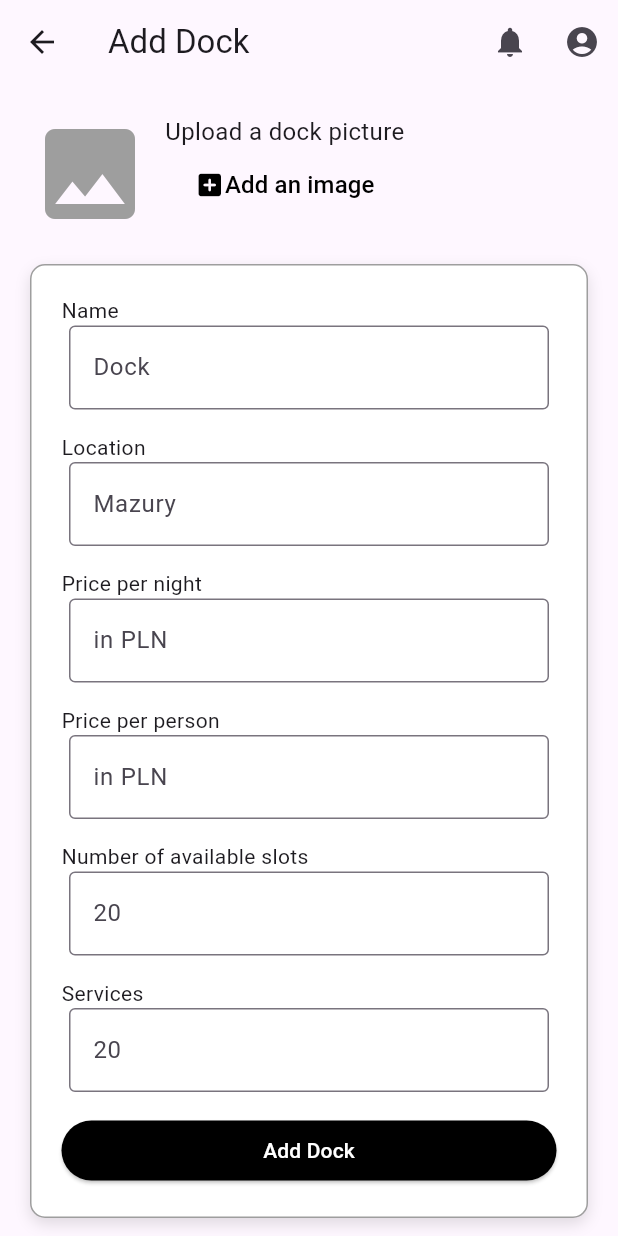
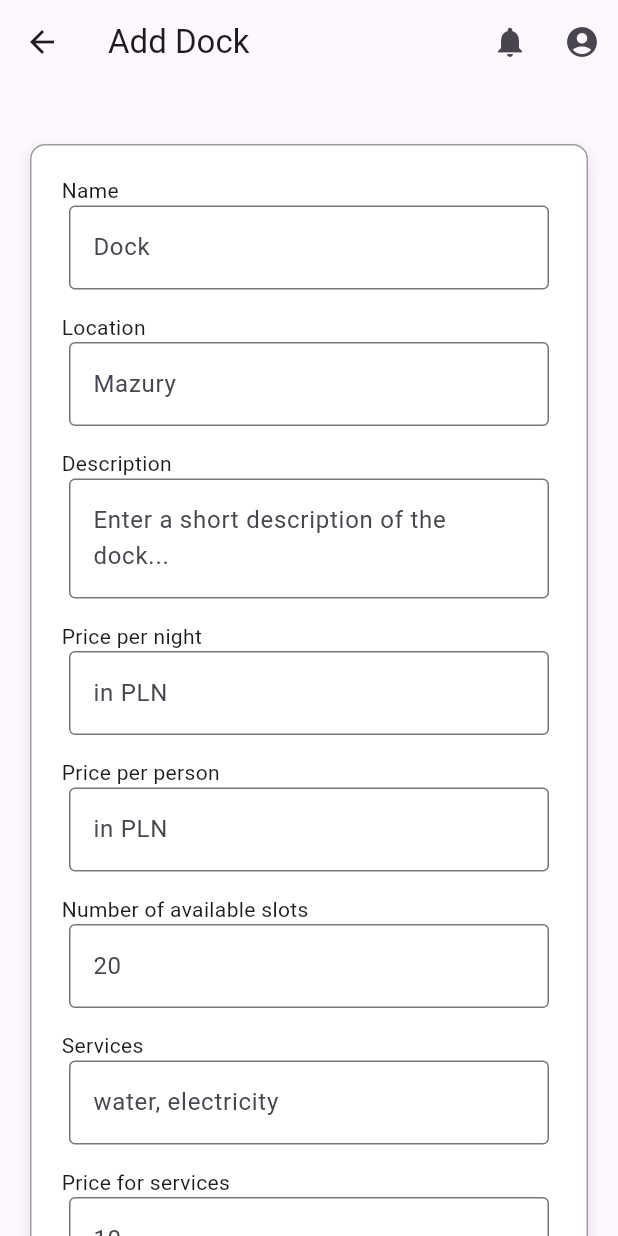
Before and after one commit to SE2-GMMWZ/mobile-frontend, a Flutter app: the MyDocksPage screen opened directly, after a tap on "Add Dock", on a phone screen of 412 x 824 dp. Run offline on Flutter 3.47's test engine with Material 3 defaults, Android fonts, the light colour scheme and no system bars; our stand-ins replace cookie_jar, dio, dio_cookie_manager, shared_preferences; missing offline and left inert: flutter_stripe; accounts and stored records are empty.

Commit message:
dock owner: adding dock (#8)
Co-authored-by: polatoja <127290541+polatoja@users.noreply.github.com>

```diff
--- a/lib/auth/register_page.dart
+++ b/lib/auth/register_page.dart
@@ -44,6 +44,7 @@ class _RegisterPageState extends State<RegisterPage> {
       email: _emailController.text.trim(),
       phone: _phoneController.text.trim(),
       role: _selectedType,
+      id: ""
     );
 
     final success = await ApiService().register(newUser, _passwordController.text.trim());
--- a/lib/data/user_data.dart
+++ b/lib/data/user_data.dart
@@ -4,7 +4,7 @@ class UserProfile {
   final String email;
   final String role;
   final String phone;
-  final String? id;
+  final String id;
 
   UserProfile({
     required this.name,
@@ -12,7 +12,7 @@ class UserProfile {
     required this.email,
     required this.role,
     required this.phone,
-    this.id
+    required this.id
   });
 
   factory UserProfile.fromJson(Map<String, dynamic> json) {
--- a/lib/dockOwner/add_dock.dart
+++ b/lib/dockOwner/add_dock.dart
@@ -1,13 +1,42 @@
+import 'dart:convert';
+
+import 'package:book_and_dock_mobile/data/user_data.dart';
+import 'package:book_and_dock_mobile/services/api_service.dart';
+import 'package:book_and_dock_mobile/services/user_storage.dart';
 import 'package:flutter/material.dart';
 
-class AddDockPage extends StatefulWidget {
-  const AddDockPage({super.key});
+class AddDockPage extends StatefulWidget
+{
+  final Future<UserProfile?> currentUser;
+  const AddDockPage({super.key, required this.currentUser});
 
   @override
   State<AddDockPage> createState() => _AddDockPageState();
 }
 
 class _AddDockPageState extends State<AddDockPage> {
+  final _nameController = TextEditingController();
+  final _locationController = TextEditingController();
+  final _descriptionController = TextEditingController();
+  final _priceNightController = TextEditingController();
+  final _pricePersonController = TextEditingController();
+  final _slotsController = TextEditingController();
+  final _servicesController = TextEditingController();
+  final _servicesPriceController = TextEditingController();
+
+  @override
+  void dispose() {
+    _nameController.dispose();
+    _locationController.dispose();
+    _descriptionController.dispose();
+    _priceNightController.dispose();
+    _pricePersonController.dispose();
+    _slotsController.dispose();
+    _servicesController.dispose();
+    _servicesPriceController.dispose();
+    super.dispose();
+  }
+
   @override
   Widget build(BuildContext context) {
     return Scaffold(
@@ -15,10 +44,7 @@ class _AddDockPageState extends State<AddDockPage> {
         title: Text('Add Dock'),
         actions: [
           IconButton(icon: Icon(Icons.notifications), onPressed: () {}),
-          IconButton(
-            icon: Icon(Icons.account_circle),
-            onPressed: () {}
-          ),
+          IconButton(icon: Icon(Icons.account_circle), onPressed: () {}),
         ],
       ),
       body: SafeArea(
@@ -27,45 +53,6 @@ class _AddDockPageState extends State<AddDockPage> {
           child: Column(
             crossAxisAlignment: CrossAxisAlignment.start,
             children: [
-              Row(
-                crossAxisAlignment: CrossAxisAlignment.start,
-                children: [
-                  const SizedBox(
-                    width: 80,
-                    child: Icon(
-                      Icons.image,
-                      size: 80,
-                      color: Colors.grey,
-                    ),
-                  ),
-
-                  SizedBox(width: 10,),
-
-                  Column(
-                    children: [
-                      const Text("Upload a dock picture", style: TextStyle(fontSize: 16),),
-
-                      TextButton(
-                        onPressed: (){},
-                        child: Row(
-                          children: [
-                            Icon(
-                              Icons.add_box_rounded,
-                              size: 20,
-                              color: Colors.black,
-                            ),
-
-                            const Text("Add an image", style: TextStyle(fontSize: 16, color: Colors.black),),
-                          ],
-                        ),
-                      )
-                    ],
-                  ),
-
-                ],
-              ),
-
-
               Container(
                 margin: const EdgeInsets.symmetric(vertical: 20),
                 padding: const EdgeInsets.all(20),
@@ -88,7 +75,8 @@ class _AddDockPageState extends State<AddDockPage> {
                     Padding(
                       padding: const EdgeInsets.symmetric(horizontal: 5),
                       child: TextField(
-                        decoration: InputDecoration(
+                        controller: _nameController,
+                        decoration: const InputDecoration(
                           hintText: 'Dock',
                           border: OutlineInputBorder(),
                         ),
@@ -100,9 +88,25 @@ class _AddDockPageState extends State<AddDockPage> {
                     Padding(
                       padding: const EdgeInsets.symmetric(horizontal: 5),
                       child: TextField(
-                        obscureText: true,
-                        decoration: InputDecoration(
+                        controller: _locationController,
+                        decoration: const InputDecoration(
                           hintText: 'Mazury',
+                          border: OutlineInputBorder(),
+                        ),
+                      ),
+                    ),
+                    const SizedBox(height: 15),
+
+                    const Text("Description"),
+                    Padding(
+                      padding: const EdgeInsets.symmetric(horizontal: 5),
+                      child: TextField(
+                        controller: _descriptionController,
+                        minLines: 1,
+                        maxLines: null,
+                        keyboardType: TextInputType.multiline,
+                        decoration: const InputDecoration(
+                          hintText: 'Enter a short description of the dock...',
                           border: OutlineInputBorder(),
                         ),
                       ),
@@ -113,8 +117,8 @@ class _AddDockPageState extends State<AddDockPage> {
                     Padding(
                       padding: const EdgeInsets.symmetric(horizontal: 5),
                       child: TextField(
-                        obscureText: true,
-                        decoration: InputDecoration(
+                        controller: _priceNightController,
+                        decoration: const InputDecoration(
                           hintText: 'in PLN',
                           border: OutlineInputBorder(),
                         ),
@@ -126,8 +130,8 @@ class _AddDockPageState extends State<AddDockPage> {
                     Padding(
                       padding: const EdgeInsets.symmetric(horizontal: 5),
                       child: TextField(
-                        obscureText: true,
-                        decoration: InputDecoration(
+                        controller: _pricePersonController,
+                        decoration: const InputDecoration(
                           hintText: 'in PLN',
                           border: OutlineInputBorder(),
                         ),
@@ -139,8 +143,8 @@ class _AddDockPageState extends State<AddDockPage> {
                     Padding(
                       padding: const EdgeInsets.symmetric(horizontal: 5),
                       child: TextField(
-                        obscureText: true,
-                        decoration: InputDecoration(
+                        controller: _slotsController,
+                        decoration: const InputDecoration(
                           hintText: '20',
                           border: OutlineInputBorder(),
                         ),
@@ -152,9 +156,22 @@ class _AddDockPageState extends State<AddDockPage> {
                     Padding(
                       padding: const EdgeInsets.symmetric(horizontal: 5),
                       child: TextField(
-                        obscureText: true,
-                        decoration: InputDecoration(
-                          hintText: '20',
+                        controller: _servicesController,
+                        decoration: const InputDecoration(
+                          hintText: 'water, electricity',
+                          border: OutlineInputBorder(),
+                        ),
+                      ),
+                    ),
+                    const SizedBox(height: 15),
+
+                    const Text("Price for services"),
+                    Padding(
+                      padding: const EdgeInsets.symmetric(horizontal: 5),
+                      child: TextField(
+                        controller: _servicesPriceController,
+                        decoration: const InputDecoration(
+                          hintText: '10',
                           border: OutlineInputBorder(),
                         ),
                       ),
@@ -163,9 +180,46 @@ class _AddDockPageState extends State<AddDockPage> {
 
                     SizedBox(
                       width: double.infinity,
+                      child: ElevatedButton(
+                        onPressed: () async {
+                          final user = await UserStorage.currentUser;
+                          if (user == null) {
+                            ScaffoldMessenger.of(context).showSnackBar(SnackBar(content: Text('You must be logged in')));
+                            return;
+                          }
 
-                      child: ElevatedButton(
-                        onPressed: (){},
+                          final dockingSpotData = {
+                            "name": _nameController.text.trim(),
+                            "location": {
+                              "town": _locationController.text.trim(),
+                              "latitude": 0.0,
+                              "longitude": 0.0,
+                            },
+                            "description": _descriptionController.text.trim(),
+                            "owner_id": user.id ?? "",
+                            "services": _servicesController.text.trim(),
+                            "services_pricing": double.tryParse(_servicesPriceController.text) ?? 0,
+                            "price_per_night": double.tryParse(_priceNightController.text) ?? 0,
+                            "price_per_person": double.tryParse(_pricePersonController.text) ?? 0,
+                            "availability": "available",
+                          };
+
+                          print(dockingSpotData);
+
+                          try {
+                            await ApiService().submitDockingSpot(dockingSpotData);
+                            if (!context.mounted) return;
+                            ScaffoldMessenger.of(context).showSnackBar(
+                              const SnackBar(content: Text('Dock added successfully!')),
+                            );
+                            Navigator.pop(context);
+                          } catch (e) {
+                            if (!context.mounted) return;
+                            ScaffoldMessenger.of(context).showSnackBar(
+                              const SnackBar(content: Text('Failed to add dock')),
+                            );
+                          }
+                        },
                         style: ElevatedButton.styleFrom(
                           backgroundColor: Colors.black,
                           foregroundColor: Colors.white,
@@ -173,8 +227,6 @@ class _AddDockPageState extends State<AddDockPage> {
                         child: const Text("Add Dock"),
                       ),
                     ),
-
-
                   ],
                 ),
               ),
@@ -182,7 +234,6 @@ class _AddDockPageState extends State<AddDockPage> {
           ),
         ),
       ),
-
     );
   }
 }
--- a/lib/dockOwner/my_dock_bookings.dart
+++ b/lib/dockOwner/my_dock_bookings.dart
@@ -23,7 +23,7 @@ class _MyDockBookingsPageState extends State<MyDockBookingsPage> {
   }
 
   Future<void> _loadBookings() async {
-    final fetched = await ApiService().getBookigs();
+    final fetched = await ApiService().getBookings();
 
     print('Filtered bookings: ${fetched.length}');
 
--- a/lib/dockOwner/my_docks.dart
+++ b/lib/dockOwner/my_docks.dart
@@ -84,10 +84,12 @@ class _MyDocksPageState extends State<MyDocksPage> {
             SizedBox(
               width: double.infinity,
               child: ElevatedButton.icon(
-                onPressed: () {
+                onPressed: () async {
+                  final user = await _currentUserFuture;
+                  print('CURRENT USER: ${user?.id}');
                   Navigator.push(
                     context,
-                    MaterialPageRoute(builder: (context) => AddDockPage()),
+                    MaterialPageRoute(builder: (context) => AddDockPage(currentUser: _currentUserFuture,)),
                   );
                 },
                 icon: Icon(Icons.add),
--- a/lib/sailor/my_bookings.dart
+++ b/lib/sailor/my_bookings.dart
@@ -23,7 +23,7 @@ class _MyBookingsPageState extends State<MyBookingsPage> {
   }
 
   Future<void> _loadBookings() async {
-    final fetched = await ApiService().getBookigs();
+    final fetched = await ApiService().getBookings();
 
     print('Filtered bookings: ${fetched.length}');
 
--- a/lib/services/user_storage.dart
+++ b/lib/services/user_storage.dart
@@ -22,6 +22,9 @@ class UserStorage {
     final jsonString = prefs.getString(_key);
     if (jsonString == null) return null;
     final Map<String, dynamic> data = jsonDecode(jsonString);
+    print(data);
+    print(data.entries);
+    print(data.values);
     return UserProfile.fromJson(data);
   }
 }
```
Also changed, not shown: lib/services/api_service.dart (+19 -1 lines).
